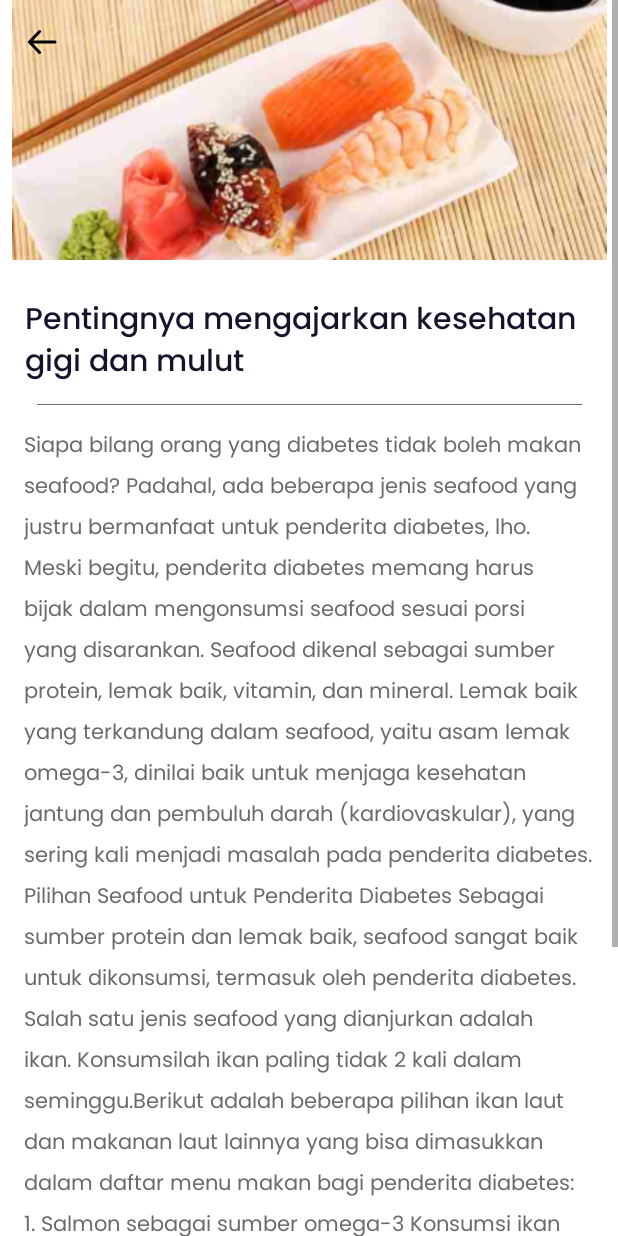
After one commit to sahirrrr/alodokter-rakamin-android-grup5, an Android app: the layout fragment_detail_article.xml on its own in the app's theme, with its tools: preview values and no code run, on a phone screen of 412 x 824 dp. The commit adds this screen. Run offline under Robolectric (Android 15) with nearby library versions, the light colour scheme and no system bars.

Commit message:
add detail article UI

```diff
--- /dev/null
+++ b/app/src/main/res/drawable/ic_back_arrow.xml
@@ -0,0 +1,19 @@
+<vector xmlns:android="http://schemas.android.com/apk/res/android"
+    android:width="24dp"
+    android:height="24dp"
+    android:viewportWidth="24"
+    android:viewportHeight="24">
+  <path
+      android:pathData="M9.7173,5L3.0002,12L9.7173,19"
+      android:strokeLineJoin="round"
+      android:strokeWidth="2"
+      android:fillColor="#00000000"
+      android:strokeColor="#000000"
+      android:strokeLineCap="round"/>
+  <path
+      android:pathData="M4.2671,12.0317L20.0002,12.0317"
+      android:strokeWidth="2"
+      android:fillColor="#00000000"
+      android:strokeColor="#000000"
+      android:strokeLineCap="round"/>
+</vector>
--- /dev/null
+++ b/app/src/main/res/layout/fragment_detail_article.xml
@@ -0,0 +1,75 @@
+<?xml version="1.0" encoding="utf-8"?>
+<ScrollView
+    xmlns:android="http://schemas.android.com/apk/res/android"
+    xmlns:app="http://schemas.android.com/apk/res-auto"
+    xmlns:tools="http://schemas.android.com/tools"
+    android:layout_width="match_parent"
+    android:layout_height="match_parent">
+<androidx.constraintlayout.widget.ConstraintLayout
+    android:layout_width="match_parent"
+    android:layout_height="wrap_content">
+
+    <ImageView
+        android:id="@+id/iv_article_photo"
+        android:layout_width="wrap_content"
+        android:layout_height="173dp"
+        android:src="@drawable/image_article"
+        app:layout_constraintEnd_toEndOf="parent"
+        app:layout_constraintStart_toStartOf="parent"
+        app:layout_constraintTop_toTopOf="parent" />
+
+    <ImageView
+        android:id="@+id/iv_back_button"
+        android:layout_width="wrap_content"
+        android:layout_height="wrap_content"
+        android:layout_marginStart="@dimen/spacing_16"
+        android:layout_marginTop="@dimen/spacing_16"
+        app:layout_constraintStart_toStartOf="@+id/iv_article_photo"
+        app:layout_constraintTop_toTopOf="@+id/iv_article_photo"
+        app:srcCompat="@drawable/ic_back_arrow" />
+
+    <TextView
+        style="@style/poppin_med_weight_500"
+        android:id="@+id/tv_article_title"
+        android:textSize="@dimen/text_size_20"
+        android:textColor="@color/text_black"
+        android:layout_width="379dp"
+        android:layout_height="56dp"
+        android:layout_marginStart="16dp"
+        android:layout_marginTop="24dp"
+        android:layout_marginEnd="16dp"
+        android:text="@string/dummy_article_title"
+        app:layout_constraintEnd_toEndOf="parent"
+        app:layout_constraintStart_toStartOf="parent"
+        app:layout_constraintTop_toBottomOf="@+id/iv_article_photo" />
+
+    <View
+        android:id="@+id/divider"
+        android:layout_width="363dp"
+        android:layout_height="0.5dp"
+        android:layout_marginTop="@dimen/spacing_16"
+        android:background="@color/text_grey"
+        app:layout_constraintEnd_toEndOf="parent"
+        app:layout_constraintStart_toStartOf="parent"
+        app:layout_constraintTop_toBottomOf="@+id/tv_article_title" />
+
+    <TextView
+        android:id="@+id/tv_article_content"
+        android:layout_width="match_parent"
+        android:layout_height="wrap_content"
+        android:layout_marginStart="@dimen/spacing_16"
+        android:text="@string/dummy_article_content"
+        android:textSize="14sp"
+        android:lineSpacingExtra="8dp"
+        style="@style/poppin_regular_weight_400"
+        android:layout_marginTop="@dimen/spacing_16"
+        android:layout_marginEnd="@dimen/spacing_16"
+        android:textColor="@color/text_grey"
+        app:layout_constraintEnd_toEndOf="parent"
+        app:layout_constraintStart_toStartOf="parent"
+        app:layout_constraintTop_toBottomOf="@+id/divider" />
+
+
+
+</androidx.constraintlayout.widget.ConstraintLayout>
+</ScrollView>
--- a/app/src/main/res/layout/fragment_login.xml
+++ b/app/src/main/res/layout/fragment_login.xml
@@ -11,7 +11,6 @@
         android:layout_width="353dp"
         android:layout_height="328dp"
         android:layout_marginStart="29dp"
-        android:layout_marginTop="32dp"
         android:layout_marginEnd="29dp"
         android:src="@drawable/ic_login2"
         app:layout_constraintEnd_toEndOf="parent"
--- a/app/src/main/res/values/dimens.xml
+++ b/app/src/main/res/values/dimens.xml
@@ -2,4 +2,10 @@
 <resources>
     <dimen name="weight_500">500</dimen>
 
+    <dimen name="spacing_16">16dp</dimen>
+    <dimen name="spacing_48">48dp</dimen>
+
+    <dimen name="text_size_20">20sp</dimen>
+    <dimen name="text_size_32">32sp</dimen>
+
 </resources>
--- a/app/src/main/res/values/strings.xml
+++ b/app/src/main/res/values/strings.xml
@@ -10,4 +10,18 @@
     <string name="hint_email">Email</string>
     <string name="hint_password">Password</string>
     <string name="label_skip_login">Skip Login..</string>
+    <string name="dummy_article_title">Pentingnya mengajarkan kesehatan gigi dan mulut</string>
+    <string name="dummy_article_content">Siapa bilang orang yang diabetes tidak boleh makan seafood? Padahal, ada beberapa jenis seafood yang justru bermanfaat untuk penderita diabetes, lho. Meski begitu, penderita diabetes memang harus bijak dalam mengonsumsi seafood sesuai porsi yang disarankan.
+
+Seafood dikenal sebagai sumber protein, lemak baik, vitamin, dan mineral. Lemak baik yang terkandung dalam seafood, yaitu asam lemak omega-3, dinilai baik untuk menjaga kesehatan jantung dan pembuluh darah (kardiovaskular), yang sering kali menjadi masalah pada penderita diabetes.
+Pilihan Seafood untuk Penderita Diabetes
+Sebagai sumber protein dan lemak baik, seafood sangat baik untuk dikonsumsi, termasuk oleh penderita diabetes.  Salah satu jenis seafood yang dianjurkan adalah ikan. Konsumsilah ikan paling tidak 2 kali dalam seminggu.Berikut adalah beberapa pilihan ikan laut dan makanan laut lainnya yang bisa dimasukkan dalam daftar menu makan bagi penderita diabetes:
+
+1. Salmon sebagai sumber omega-3
+Konsumsi ikan salmon sering kali direkomendasikan untuk penderita diabetes karena mengandung banyak asam lemak omega-3 yang bermanfaat untuk menjaga kesehatan otak, jantung, dan kulit. Namun mengingat harga salmon yang relatif mahal, penderita diabetes bisa memilih jenis ikan lainnya yang juga kaya akan asam lemak omega-3, seperti ikan tongkol atau ikan tuna.
+
+Ditulis oleh:
+
+Dr. Sonny Seputra M. Ked Klin, Sp.B FINACS
+(Dokter spesialis Bedah)</string>
 </resources>
```
Also changed, not shown: app/src/main/res/drawable/image_article.png (added).
